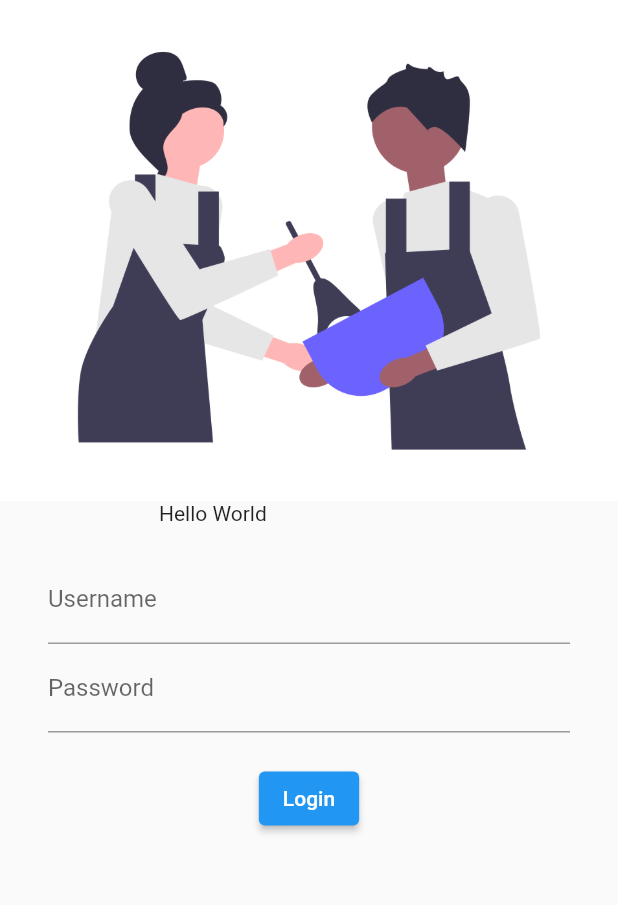
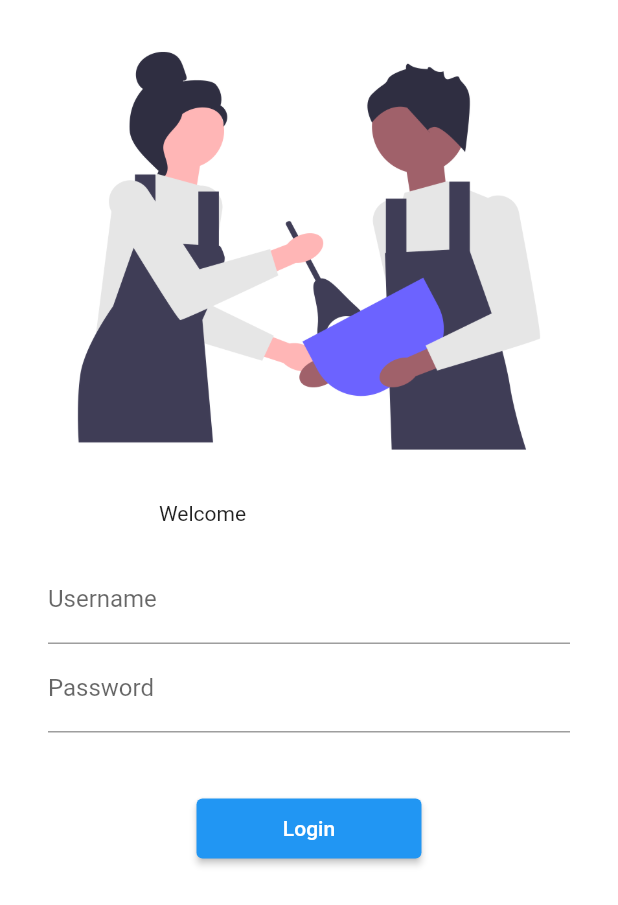
Before and after one commit to mirzacoder1/my_first_app, a Flutter app: the screen it shows after launch, on a phone screen of 412 x 824 dp. Shown: the top 905 px of the screen. Run offline on Flutter 3.47's test engine with Material 2 defaults, Android fonts, the phone set to English and light mode, and no system bars; our stand-ins replace google_fonts.

Commit message:
day5 Completed

```diff
--- a/lib/main.dart
+++ b/lib/main.dart
@@ -2,6 +2,8 @@ import 'package:flutter/material.dart';
 import 'package:myfirst_app/pages/home_page.dart';
 import 'package:myfirst_app/pages/login_page.dart';
 import 'package:google_fonts/google_fonts.dart';
+import 'package:myfirst_app/utils/routes.dart';
+
 void main(List<String> args) {
   runApp(MyApp());
 }
@@ -10,19 +12,22 @@ class MyApp extends StatelessWidget {
   @override
   Widget build(BuildContext context) {
     return MaterialApp(
-      themeMode:ThemeMode.dark,
+      themeMode: ThemeMode.dark,
       theme: ThemeData(
         primarySwatch: Colors.cyan,
         fontFamily: GoogleFonts.lato().fontFamily,
         // primaryTextTheme: GoogleFonts.latoTextTheme()
-        ),
-      darkTheme: ThemeData(brightness: Brightness.light,),
+      ),
+      darkTheme: ThemeData(
+        brightness: Brightness.light,
+      ),
+      debugShowCheckedModeBanner: false,
       initialRoute: "/login",
-      routes:{
-           "/" :(context)=>LoginPage(),
-           "/home" :(context)=>HomePage(),
-           "/login" :(context)=>LoginPage()
-      }
+      routes: {
+        "/": (context) => LoginPage(),
+        MyRoutes.homeRoute: (context) => HomePage(),
+        MyRoutes.loginRoute: (context) => LoginPage()
+      },
     );
   }
 }
--- a/lib/pages/login_page.dart
+++ b/lib/pages/login_page.dart
@@ -1,4 +1,5 @@
 import 'package:flutter/material.dart';
+import 'package:myfirst_app/utils/routes.dart';
 
 class LoginPage extends StatelessWidget {
   const LoginPage({super.key});
@@ -15,6 +16,8 @@ class LoginPage extends StatelessWidget {
           fontFamily: AutofillHints.birthday
         ),),
       ), */
+      color: Colors.white,
+      child:SingleChildScrollView(
         child: Column(
           children: [
             Image.asset(
@@ -24,11 +27,11 @@ class LoginPage extends StatelessWidget {
             SizedBox(
               height: 20,
               width: 200,
-            child: Text("Hello World"),
+              child: Text("Welcome"),
             ),
             Padding(
               padding:const EdgeInsets.symmetric(vertical: 16.0,horizontal: 32),
-            child: Column(
+              child:Column(
                 children: [
                   TextFormField(
                   decoration: InputDecoration(
@@ -44,15 +47,17 @@ class LoginPage extends StatelessWidget {
                 ),
               ),
               SizedBox(
-              height:20.0,
+                height:40.0,
               ),
 
                 ElevatedButton(
                   child: Text("Login"),
                   onPressed: () {
-                print("Hello,This is Mirza!!");
+                    print("Hello, Swati, I am Going on HomePage...");
+                    Navigator.pushNamed(context, MyRoutes.homeRoute);
                   },
-            )
+                  style: TextButton.styleFrom(minimumSize: Size(150, 40)),
+                ),
               ],
             ),
           ),
@@ -65,6 +70,7 @@ class LoginPage extends StatelessWidget {
             ) */
           ],
         ),
+      ),
     );
   }
 }
--- /dev/null
+++ b/lib/utils/routes.dart
@@ -0,0 +1,4 @@
+class MyRoutes{
+  static String loginRoute="/login";
+  static String homeRoute="/home";
+}
```
Lines whose indentation alone changed are shown as unchanged.
